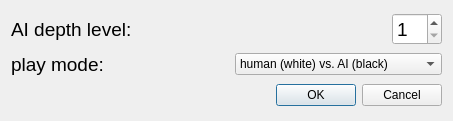
This is ui/newGameDialog.ui in lettis/Kubix as Qt 5 draws it before an edit. The edited form follows.
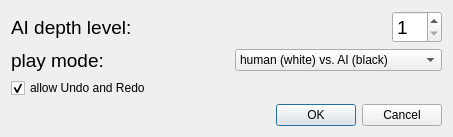
This is the edited form.

Commit message: undo/redo almost works

The edit to the form file:
```diff
--- a/ui/newGameDialog.ui
+++ b/ui/newGameDialog.ui
@@ -7,7 +7,7 @@
     <x>0</x>
     <y>0</y>
     <width>453</width>
-    <height>121</height>
+    <height>135</height>
    </rect>
   </property>
   <property name="windowTitle">
@@ -103,6 +103,16 @@
      </item>
     </layout>
    </item>
+   <item>
+    <widget class="QCheckBox" name="allowUndoRedo">
+     <property name="text">
+      <string>allow Undo and Redo</string>
+     </property>
+     <property name="checked">
+      <bool>true</bool>
+     </property>
+    </widget>
+   </item>
    <item>
     <widget class="QDialogButtonBox" name="buttonBox">
      <property name="orientation">
```
The commit also changes 10 other files.
